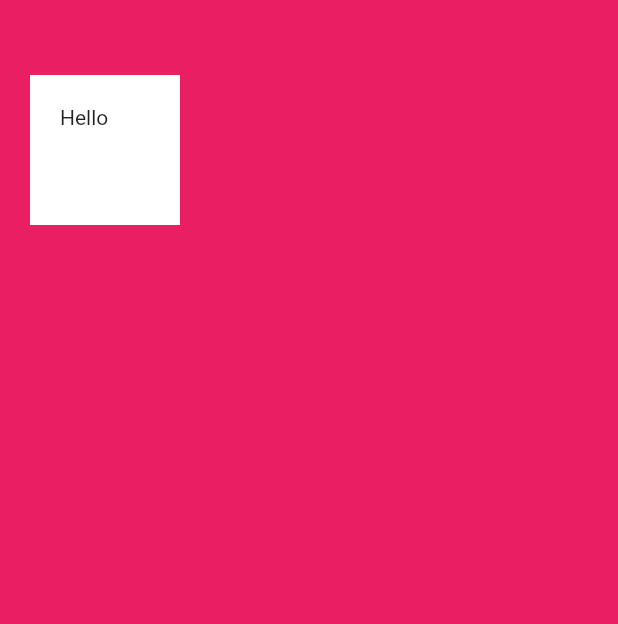
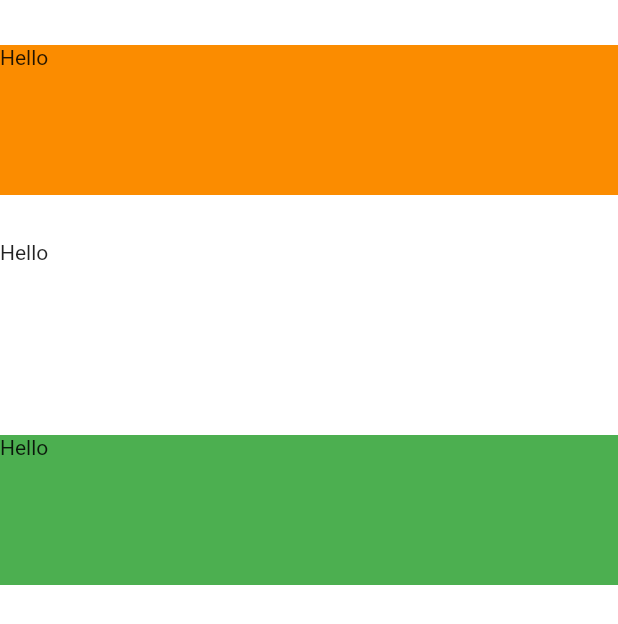
Before and after one commit to jaybhoyar/f-practice, a Flutter app: the screen it shows after launch, on a phone screen of 412 x 824 dp. Shown: the top 624 px of the screen. Run offline on Flutter 3.47's test engine with Material 2 defaults, Android fonts, the phone set to English and light mode, and no system bars.

Commit message:
column layout

```diff
--- a/mi_card_flutter/lib/main.dart
+++ b/mi_card_flutter/lib/main.dart
@@ -9,15 +9,30 @@ class MyApp extends StatelessWidget {
   Widget build(BuildContext context) {
     return MaterialApp(
       home: Scaffold(
-        backgroundColor: Colors.pink,
+        backgroundColor: Colors.white70,
         body: SafeArea(
-          child: Container(
-            height: 100.0,
-            width: 100.0,
-            margin: EdgeInsets.symmetric(vertical: 50.0, horizontal: 20.0),
-            padding: EdgeInsets.all(20.0),
-            color: Colors.white,
-            child: Text("Hello"),
+          child: Column(
+            crossAxisAlignment: CrossAxisAlignment.stretch,
+            children: <Widget>[
+              SizedBox(height: 30.0),
+              Container(
+                height: 100.0,
+                color: Colors.orange[600],
+                child: Text("Hello"),
+              ),
+              SizedBox(height: 30.0),
+              Container(
+                height: 100.0,
+                color: Colors.white,
+                child: Text("Hello"),
+              ),
+              SizedBox(height: 30.0),
+              Container(
+                height: 100.0,
+                color: Colors.green,
+                child: Text("Hello"),
+              ),
+            ],
           ),
         ),
       ),
```
